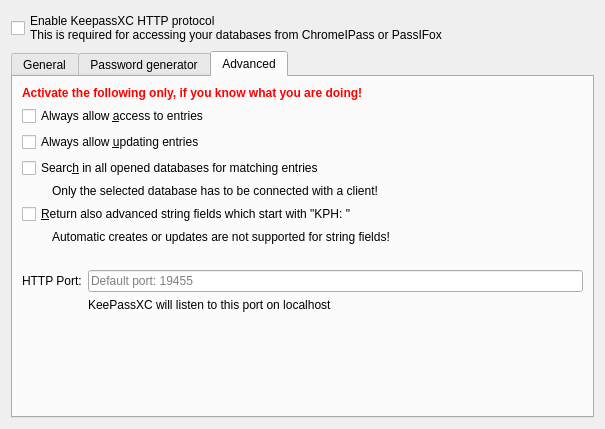
Before: the Qt Designer form src/http/OptionDialog.ui in keepassxreboot/keepassxc, drawn with Qt 5.
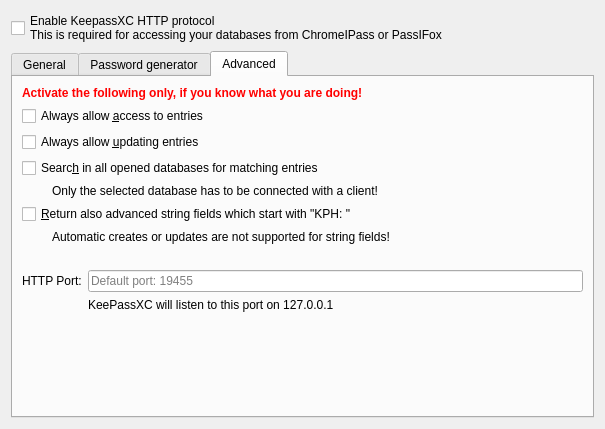
After: the same form once the commit is applied. Custom widgets are drawn as their Qt base class.

Commit message: Replace localhost with 127.0.0.1 in the description

```diff
--- a/src/http/OptionDialog.ui
+++ b/src/http/OptionDialog.ui
@@ -231,7 +231,7 @@
          <item row="2" column="1">
           <widget class="QLabel" name="label_5">
            <property name="text">
-            <string>KeePassXC will listen to this port on localhost</string>
+            <string>KeePassXC will listen to this port on 127.0.0.1</string>
            </property>
           </widget>
          </item>
```
